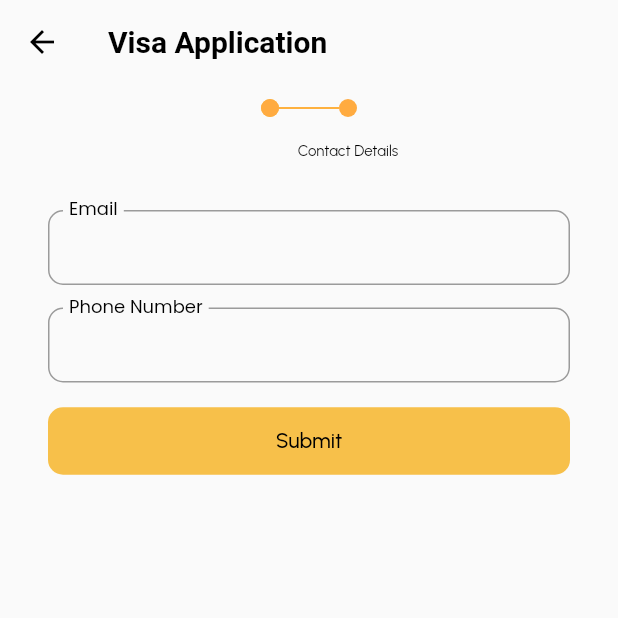
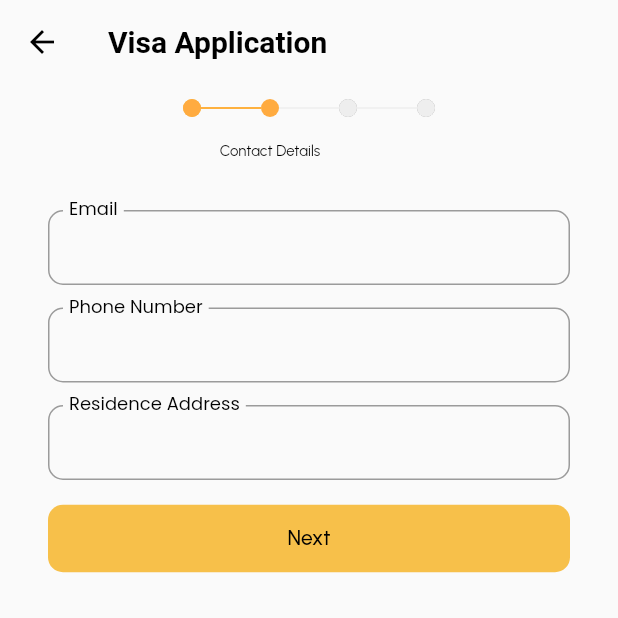
Before and after one commit to Team-SegFault/GoSL, a Flutter app: the VisaApplicationPage screen opened directly, swiped to page 2, on a phone screen of 412 x 824 dp, the top half of it. Run offline on Flutter 3.47's test engine with Material 3 defaults, Android fonts, the phone set to English and light mode, and no system bars; drawn by our look-alikes of easy_stepper, flutter_form_builder; our stand-ins replace flutter_svg, form_builder_validators, gap, get, google_fonts, hugeicons; missing offline and left inert: form_builder_image_picker.

Commit message:
updated forms

```diff
--- /dev/null
+++ b/Frontend/lib/views/visa_application/form_sections/arrival_details.dart
@@ -0,0 +1,36 @@
+import 'package:flutter/material.dart';
+import 'package:flutter_form_builder/flutter_form_builder.dart';
+import 'package:form_builder_validators/form_builder_validators.dart';
+
+List<Widget> arrivalDetails = [
+  // arrival date
+  FormBuilderDateTimePicker(
+    name: 'arrivalDate',
+    decoration: const InputDecoration(labelText: 'Expected Arrival Date'),
+    inputType: InputType.date,
+    initialDate: DateTime.now().add(const Duration(days: 1)),
+    firstDate: DateTime.now(),
+  ),
+  // duration of stay in days
+  FormBuilderTextField(
+    name: 'durationOfStay',
+    valueTransformer: (value) => int.tryParse(value!),
+    validator: FormBuilderValidators.compose([
+      FormBuilderValidators.required(),
+      FormBuilderValidators.numeric(errorText: "Please enter a number"),
+      FormBuilderValidators.min(1),
+    ]),
+    decoration: const InputDecoration(
+        labelText: 'Duration of Stay in Days',
+    ),
+  ),
+  // travel history
+  FormBuilderTextField(
+    name: 'travelHistory',
+    decoration: const InputDecoration(
+        labelText: 'Travel History',
+        helperText: 'Please provide a brief history of your travel',
+        helperMaxLines: 3,
+    ),
+  ),
+];
--- a/Frontend/lib/views/visa_application/contact_form_details.dart
+++ b/Frontend/lib/views/visa_application/form_sections/contact_form_details.dart
@@ -1,3 +1,5 @@
+import 'dart:ui';
+
 import 'package:flutter/material.dart';
 import 'package:flutter_form_builder/flutter_form_builder.dart';
 
@@ -10,5 +12,9 @@ List<Widget> contactDetailsFields = [
     name: 'phone',
     decoration: const InputDecoration(labelText: 'Phone Number'),
   ),
-  // Add more fields...
+  // permanent residence address
+  FormBuilderTextField(
+    name: 'address',
+    decoration: const InputDecoration(labelText: 'Residence Address'),
+  ),
 ];
--- /dev/null
+++ b/Frontend/lib/views/visa_application/form_sections/passport_details.dart
@@ -0,0 +1,38 @@
+import 'package:flutter/material.dart';
+import 'package:flutter/widgets.dart';
+import 'package:flutter_form_builder/flutter_form_builder.dart';
+import 'package:form_builder_image_picker/form_builder_image_picker.dart';
+
+List<Widget> passportDetailsFields = [
+  // country of issue
+  FormBuilderTextField(
+    name: 'countryOfIssue',
+    decoration: const InputDecoration(labelText: 'Country of Issue'),
+  ),
+  FormBuilderTextField(
+    name: 'passportNumber',
+    decoration: const InputDecoration(labelText: 'Passport Number'),
+  ),
+  FormBuilderDateTimePicker(
+    name: 'issueDate',
+    decoration: const InputDecoration(labelText: 'Issue Date'),
+    inputType: InputType.date,
+    firstDate: DateTime(1900),
+    lastDate: DateTime.now(),
+  ),
+  FormBuilderDateTimePicker(
+    name: 'expiryDate',
+    decoration: const InputDecoration(labelText: 'Expiry Date'),
+    inputType: InputType.date,
+    firstDate: DateTime(1900),
+  ),
+  // Photo of the Passport Bio Page
+  FormBuilderImagePicker(
+    name: 'photos',
+    decoration: const InputDecoration(
+        labelText: 'Photo of the Passport Bio Page',
+      helperText: 'Please upload a clear photo of the passport bio page',
+    ),
+    maxImages: 1,
+  ),
+];
--- a/Frontend/lib/views/visa_application/personal_info_form.dart
+++ b/Frontend/lib/views/visa_application/form_sections/personal_info_form.dart
@@ -1,5 +1,6 @@
 import 'package:flutter/material.dart';
 import 'package:flutter_form_builder/flutter_form_builder.dart';
+import 'package:form_builder_image_picker/form_builder_image_picker.dart';
 
 List<Widget> personalInfoFields  = [
   FormBuilderTextField(
@@ -21,12 +22,9 @@ List<Widget> personalInfoFields  = [
   ),
   FormBuilderDateTimePicker(
     name: 'birthdate',
-    decoration: const InputDecoration(labelText: 'Birthdate'),
+    decoration: const InputDecoration(labelText: 'Date of Birth'),
     inputType: InputType.date,
-    initialDate: DateTime.now(),
-    initialValue: DateTime.now(),
     firstDate: DateTime(1900),
-    lastDate: DateTime.now(),
   ),
   FormBuilderDropdown(
     name: 'occupation',
@@ -50,7 +48,7 @@ List<Widget> personalInfoFields  = [
         .toList(),
   ),
   FormBuilderDropdown(
-    name: 'gender',
+    name: 'civil_status',
     decoration: const InputDecoration(labelText: 'Civil Status'),
     items: ['Married', 'Single', 'Divorced', 'Widowed']
         .map(
@@ -62,4 +60,12 @@ List<Widget> personalInfoFields  = [
     )
         .toList(),
   ),
+  FormBuilderImagePicker(
+    name: 'photo',
+    decoration: const InputDecoration(
+      labelText: 'Passport sized Photo',
+      helperText: 'Please upload a clear passport sized photo of yourself',
+      helperMaxLines: 3
+    ),
+  )
 ];
--- a/Frontend/lib/views/visa_application/screen.dart
+++ b/Frontend/lib/views/visa_application/screen.dart
@@ -1,11 +1,13 @@
 import 'package:GOSL/components/stepper.dart';
+import 'package:GOSL/views/visa_application/form_sections/passport_details.dart';
 import 'package:GOSL/views/visa_application/form_wrapper.dart';
 import 'package:flutter/material.dart';
 import 'package:flutter_form_builder/flutter_form_builder.dart';
 
-import 'contact_form_details.dart';
+import 'form_sections/arrival_details.dart';
+import 'form_sections/contact_form_details.dart';
 import 'dynamic_form.dart';
-import 'personal_info_form.dart';
+import 'form_sections/personal_info_form.dart';
 
 class VisaApplicationPage extends StatefulWidget {
   @override
@@ -27,7 +29,12 @@ class _VisaApplicationPageState extends State<VisaApplicationPage> {
         children: [
           FormStepper(
             activeStep: _currentPageIndex,
-            titles: const ['Personal Info', 'Contact Details'],
+            titles: const [
+              'Personal Info',
+              'Contact Details',
+              'Passport Details',
+              'Arrival Details',
+            ],
             onStepTapped: (index) {
               _pageController.jumpToPage(index);
             },
@@ -68,9 +75,31 @@ class _VisaApplicationPageState extends State<VisaApplicationPage> {
                         curve: Curves.easeInOut,
                       );
                     },
-                    isLastStep: true,  // Last step, show "Submit"
+                    isLastStep: false,  // Last step, show "Submit"
                   ),
                 ),
+                FormWrapper(
+                    child:DynamicForm(fields: passportDetailsFields,
+                        onActionButtonClick: (formData) {
+                          setState(() {
+                            _visaApplicationData['passportDetails'] = formData;
+                          });
+                          // Submit the form data
+                          print(_visaApplicationData);
+                        },
+                        isLastStep: false)
+                ),
+                FormWrapper(
+                    child: DynamicForm(
+                        fields: arrivalDetails,
+                        onActionButtonClick: (formData){
+                          setState(() {
+                            _visaApplicationData['arrivalDetails'] = formData;
+                          });
+                          // Submit the form data
+                          print(_visaApplicationData);
+                        }, isLastStep: true)
+                )
               ],
             ),
           ),
--- a/Frontend/pubspec.yaml
+++ b/Frontend/pubspec.yaml
@@ -42,6 +42,7 @@ dependencies:
   easy_stepper: ^0.8.5+1
   gap: ^3.0.1
   hugeicons: ^0.0.7
+  form_builder_image_picker: ^4.1.0
 
 dev_dependencies:
   flutter_test:
```
Also changed, not shown: Frontend/pubspec.lock.
